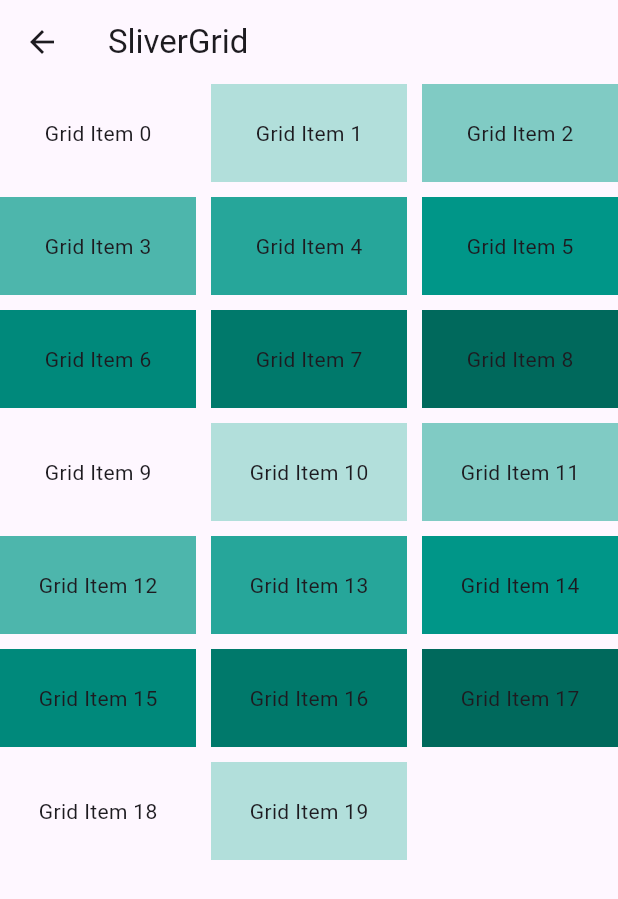
After one commit to Urusung/sliver_example, a Flutter app: the SliverGridExample screen opened directly, on a phone screen of 412 x 824 dp. The commit adds this screen. Shown: the top 899 px of the screen. Run offline on Flutter 3.47's test engine with Material 3 defaults, Android fonts, the phone set to English and light mode, and no system bars.

Commit message:
fix: ex5, ex6, ex7, ex8, ex9 add

```diff
--- a/lib/examples.dart
+++ b/lib/examples.dart
@@ -2,3 +2,7 @@ export 'examples/ex_1_sliver_app_bar.dart';
 export 'examples/ex_2_sliver_persistent_header.dart';
 export 'examples/ex_3_sliver_padding.dart';
 export 'examples/ex_4_sliver_to_box_adapter.dart';
+export 'examples/ex_5_sliver_grid.dart';
+export 'examples/ex_6_sliver_fixed_extant_list.dart';
+export 'examples/ex_7_sliver_grid_count.dart';
+export 'examples/ex_8_sliver_grid_extent.dart';
--- /dev/null
+++ b/lib/examples/ex_5_sliver_grid.dart
@@ -0,0 +1,38 @@
+import 'package:flutter/material.dart';
+
+class SliverGridExample extends StatelessWidget {
+  const SliverGridExample({super.key});
+
+  @override
+  Widget build(BuildContext context) {
+    return Scaffold(
+      appBar: AppBar(
+        title: const Text(
+          'SliverGrid',
+        ),
+      ),
+      body: CustomScrollView(
+        slivers: [
+          SliverGrid(
+            gridDelegate: const SliverGridDelegateWithFixedCrossAxisCount(
+              crossAxisCount: 3,
+              mainAxisSpacing: 10,
+              crossAxisSpacing: 10,
+              childAspectRatio: 2.0,
+            ),
+            delegate: SliverChildBuilderDelegate(
+              (context, index) {
+                return Container(
+                  color: Colors.teal[100 * (index % 9)],
+                  alignment: Alignment.center,
+                  child: Text('Grid Item $index'),
+                );
+              },
+              childCount: 20,
+            ),
+          )
+        ],
+      ),
+    );
+  }
+}
```
Also changed, not shown: lib/examples/ex_6_sliver_fixed_extant_list.dart (added, +35 -0 lines), lib/examples/ex_7_sliver_grid_count.dart (added, +32 -0 lines), lib/examples/ex_8_sliver_grid_extent.dart (added, +34 -0 lines), lib/examples/ex_9_sliver_animated_list.dart (added, +33 -0 lines), lib/main.dart (+21 -0 lines), pubspec.lock.
